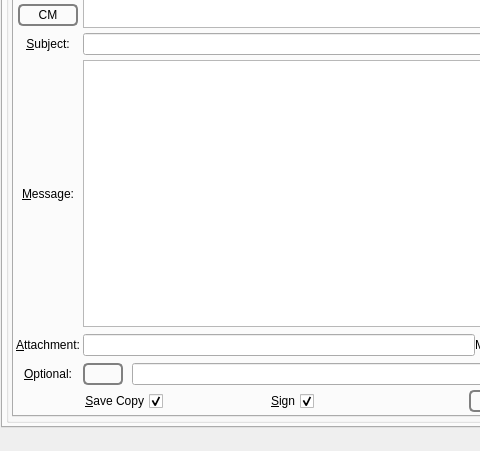
Before: the Qt Designer form GoldBug-UI/controlcenter.ui in xloem/spot-on-svn, drawn with Qt 5; both pictures show x 0 to 480 and y 455 to 906 of the 650 by 906 pixel window.
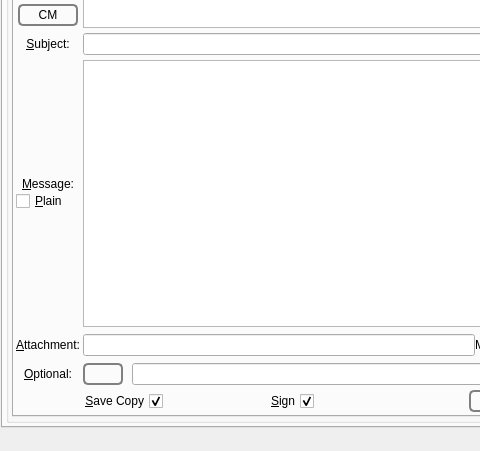
After: the same form once the commit is applied. The open tabs and pages were chosen to show the change. Icons and pictures are not drawn. Custom widgets are drawn as their Qt base class.

What changed in the file:
```diff
--- a/GoldBug-UI/controlcenter.ui
+++ b/GoldBug-UI/controlcenter.ui
@@ -1725,19 +1725,6 @@
                  <item row="4" column="1">
                   <widget class="QLineEdit" name="outgoingSubject"/>
                  </item>
-                 <item row="5" column="0">
-                  <widget class="QLabel" name="label_26">
-                   <property name="text">
-                    <string>&amp;Message:</string>
-                   </property>
-                   <property name="alignment">
-                    <set>Qt::AlignCenter</set>
-                   </property>
-                   <property name="buddy">
-                    <cstring>outgoingMessage</cstring>
-                   </property>
-                  </widget>
-                 </item>
                  <item row="2" column="1">
                   <widget class="QTableWidget" name="emailParticipants">
                    <property name="verticalScrollBarPolicy">
@@ -1850,6 +1837,56 @@
                    </property>
                   </widget>
                  </item>
+                 <item row="5" column="0">
+                  <layout class="QVBoxLayout" name="verticalLayout_70">
+                   <item>
+                    <spacer name="verticalSpacer_9">
+                     <property name="orientation">
+                      <enum>Qt::Vertical</enum>
+                     </property>
+                     <property name="sizeHint" stdset="0">
+                      <size>
+                       <width>20</width>
+                       <height>40</height>
+                      </size>
+                     </property>
+                    </spacer>
+                   </item>
+                   <item>
+                    <widget class="QLabel" name="label_26">
+                     <property name="text">
+                      <string>&amp;Message:</string>
+                     </property>
+                     <property name="alignment">
+                      <set>Qt::AlignCenter</set>
+                     </property>
+                     <property name="buddy">
+                      <cstring>outgoingMessage</cstring>
+                     </property>
+                    </widget>
+                   </item>
+                   <item>
+                    <widget class="QCheckBox" name="plain">
+                     <property name="text">
+                      <string>&amp;Plain</string>
+                     </property>
+                    </widget>
+                   </item>
+                   <item>
+                    <spacer name="verticalSpacer_15">
+                     <property name="orientation">
+                      <enum>Qt::Vertical</enum>
+                     </property>
+                     <property name="sizeHint" stdset="0">
+                      <size>
+                       <width>20</width>
+                       <height>40</height>
+                      </size>
+                     </property>
+                    </spacer>
+                   </item>
+                  </layout>
+                 </item>
                 </layout>
                </item>
                <item>
```
Left out of the diff: 1 changed line with no effect on the pictures.
